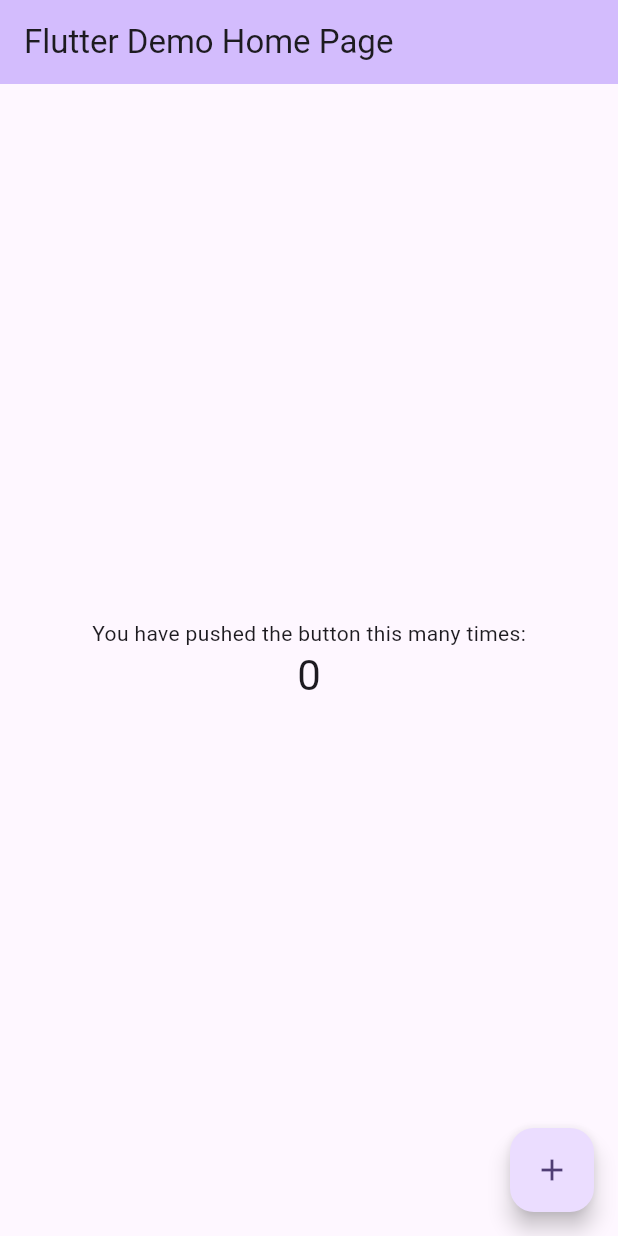
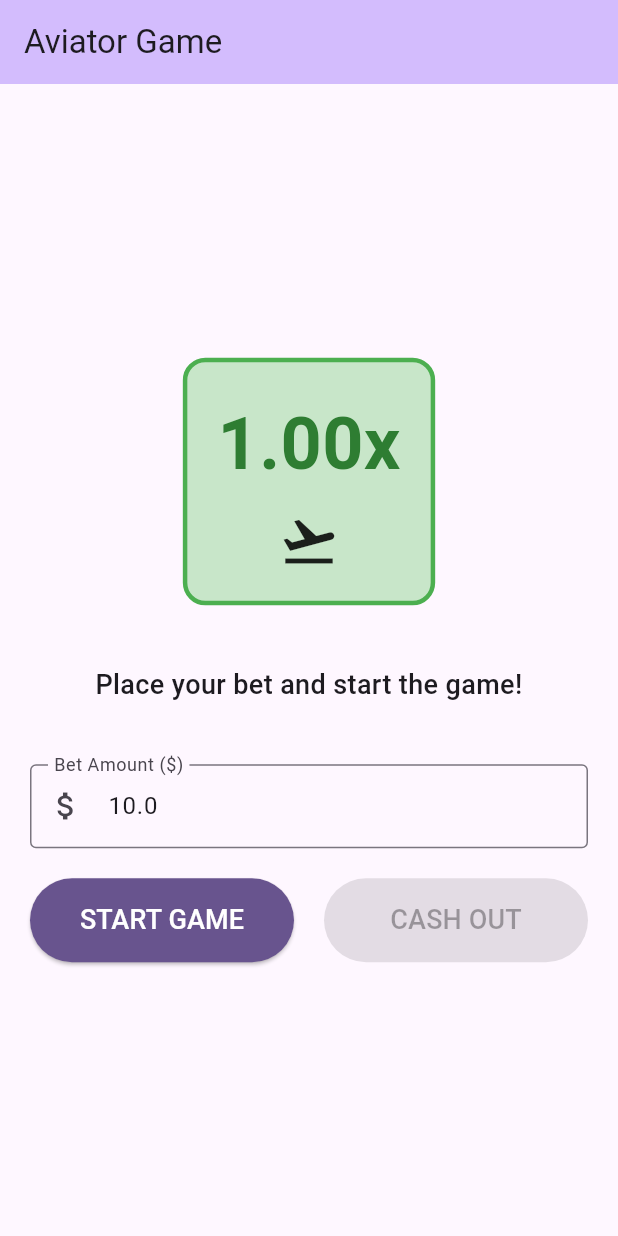
Before and after one commit to could-ai/019ae2ae-a75b-73fe-bf5d-54e4f73a301c, a Flutter app: the screen it shows after launch, on a phone screen of 412 x 824 dp. Run offline on Flutter 3.47's test engine with Material 3 defaults, Android fonts, the phone set to English and light mode, and no system bars.

Commit message:
Replaced the default counter app with the Aviator game logic. Implemented game loop using Timer.periodic, state management for multiplier/crash/cash-out, and a UI with bet input and control buttons.; Updated README to describe the new Aviator game functionality.

```diff
--- a/usr/lib/main.dart
+++ b/usr/lib/main.dart
@@ -1,3 +1,5 @@
+import 'dart:async';
+import 'dart:math';
 import 'package:flutter/material.dart';
 
 void main() {
@@ -7,117 +9,211 @@ void main() {
 class MyApp extends StatelessWidget {
   const MyApp({super.key});
 
-  // This widget is the root of your application.
   @override
   Widget build(BuildContext context) {
     return MaterialApp(
-      title: 'Flutter Demo',
+      title: 'Aviator Game',
       debugShowCheckedModeBanner: false,
       theme: ThemeData(
-        // This is the theme of your application.
-        //
-        // TRY THIS: Try running your application with "flutter run". You'll see
-        // the application has a purple toolbar. Then, without quitting the app,
-        // try changing the seedColor in the colorScheme below to Colors.green
-        // and then invoke "hot reload" (save your changes or press the "hot
-        // reload" button in a Flutter-supported IDE, or press "r" if you used
-        // the command line to start the app).
-        //
-        // Notice that the counter didn't reset back to zero; the application
-        // state is not lost during the reload. To reset the state, use hot
-        // restart instead.
-        //
-        // This works for code too, not just values: Most code changes can be
-        // tested with just a hot reload.
         colorScheme: ColorScheme.fromSeed(seedColor: Colors.deepPurple),
+        useMaterial3: true,
       ),
       initialRoute: '/',
       routes: {
-        '/': (context) => const MyHomePage(title: 'Flutter Demo Home Page'),
+        '/': (context) => const AviatorGameScreen(),
       },
     );
   }
 }
 
-class MyHomePage extends StatefulWidget {
-  const MyHomePage({super.key, required this.title});
-
-  // This widget is the home page of your application. It is stateful, meaning
-  // that it has a State object (defined below) that contains fields that affect
-  // how it looks.
-
-  // This class is the configuration for the state. It holds the values (in this
-  // case the title) provided by the parent (in this case the App widget) and
-  // used by the build method of the State. Fields in a Widget subclass are
-  // always marked "final".
-
-  final String title;
+class AviatorGameScreen extends StatefulWidget {
+  const AviatorGameScreen({super.key});
 
   @override
-  State<MyHomePage> createState() => _MyHomePageState();
+  State<AviatorGameScreen> createState() => _AviatorGameScreenState();
 }
 
-class _MyHomePageState extends State<MyHomePage> {
-  int _counter = 0;
+class _AviatorGameScreenState extends State<AviatorGameScreen> {
+  // Game State
+  double _multiplier = 1.0;
+  bool _isRunning = false;
+  bool _isCrashed = false;
+  String _resultMessage = "Place your bet and start the game!";
 
-  void _incrementCounter() {
+  // Betting
+  final TextEditingController _betController = TextEditingController(text: "10.0");
+  double _currentBet = 0.0;
+
+  // Timer
+  Timer? _gameTimer;
+  final Random _random = Random();
+
+  @override
+  void dispose() {
+    _gameTimer?.cancel();
+    _betController.dispose();
+    super.dispose();
+  }
+
+  void _startGame() {
+    // Validate bet
+    final double? bet = double.tryParse(_betController.text);
+    if (bet == null || bet <= 0) {
+      setState(() {
+        _resultMessage = "Please enter a valid bet amount.";
+      });
+      return;
+    }
+
     setState(() {
-      // This call to setState tells the Flutter framework that something has
-      // changed in this State, which causes it to rerun the build method below
-      // so that the display can reflect the updated values. If we changed
-      // _counter without calling setState(), then the build method would not be
-      // called again, and so nothing would appear to happen.
-      _counter++;
+      _currentBet = bet;
+      _multiplier = 1.0;
+      _isRunning = true;
+      _isCrashed = false;
+      _resultMessage = "Game in progress...";
     });
+
+    // Start the game loop
+    _gameTimer = Timer.periodic(const Duration(milliseconds: 500), (timer) {
+      _gameLoop();
+    });
+  }
+
+  void _gameLoop() {
+    // Increase multiplier gradually (randomly between 1.01x and 1.10x per tick)
+    // Using logic similar to the provided Python code
+    double increase = 1.01 + _random.nextDouble() * (1.10 - 1.01);
+
+    // Random chance of crash
+    // Python logic: if crash_chance < min(self.multiplier / 200, 0.1)
+    double crashChance = _random.nextDouble();
+    double crashThreshold = min(_multiplier / 200, 0.1);
+
+    if (crashChance < crashThreshold) {
+      _handleCrash();
+    } else {
+      setState(() {
+        _multiplier *= increase;
+      });
+    }
+  }
+
+  void _handleCrash() {
+    _gameTimer?.cancel();
+    setState(() {
+      _isRunning = false;
+      _isCrashed = true;
+      _resultMessage = "CRASH! The plane went down. You lost your bet.";
+    });
+  }
+
+  void _cashOut() {
+    if (_isRunning) {
+      _gameTimer?.cancel();
+      double payout = _currentBet * _multiplier;
+      setState(() {
+        _isRunning = false;
+        _resultMessage = "You cashed out! Payout: \$${payout.toStringAsFixed(2)}";
+      });
+    }
   }
 
   @override
   Widget build(BuildContext context) {
-    // This method is rerun every time setState is called, for instance as done
-    // by the _incrementCounter method above.
-    //
-    // The Flutter framework has been optimized to make rerunning build methods
-    // fast, so that you can just rebuild anything that needs updating rather
-    // than having to individually change instances of widgets.
     return Scaffold(
       appBar: AppBar(
-        // TRY THIS: Try changing the color here to a specific color (to
-        // Colors.amber, perhaps?) and trigger a hot reload to see the AppBar
-        // change color while the other colors stay the same.
+        title: const Text('Aviator Game'),
         backgroundColor: Theme.of(context).colorScheme.inversePrimary,
-        // Here we take the value from the MyHomePage object that was created by
-        // the App.build method, and use it to set our appbar title.
-        title: Text(widget.title),
       ),
-      body: Center(
-        // Center is a layout widget. It takes a single child and positions it
-        // in the middle of the parent.
+      body: Padding(
+        padding: const EdgeInsets.all(20.0),
         child: Column(
-          // Column is also a layout widget. It takes a list of children and
-          // arranges them vertically. By default, it sizes itself to fit its
-          // children horizontally, and tries to be as tall as its parent.
-          //
-          // Column has various properties to control how it sizes itself and
-          // how it positions its children. Here we use mainAxisAlignment to
-          // center the children vertically; the main axis here is the vertical
-          // axis because Columns are vertical (the cross axis would be
-          // horizontal).
-          //
-          // TRY THIS: Invoke "debug painting" (choose the "Toggle Debug Paint"
-          // action in the IDE, or press "p" in the console), to see the
-          // wireframe for each widget.
           mainAxisAlignment: MainAxisAlignment.center,
-          children: <Widget>[
-            const Text('You have pushed the button this many times:'),
-            Text('$_counter', style: Theme.of(context).textTheme.headlineMedium),
+          crossAxisAlignment: CrossAxisAlignment.center,
+          children: [
+            // Multiplier Display
+            Container(
+              padding: const EdgeInsets.all(20),
+              decoration: BoxDecoration(
+                color: _isCrashed ? Colors.red.shade100 : Colors.green.shade100,
+                borderRadius: BorderRadius.circular(15),
+                border: Border.all(
+                  color: _isCrashed ? Colors.red : Colors.green,
+                  width: 3,
+                ),
+              ),
+              child: Column(
+                children: [
+                  Text(
+                    _isCrashed ? "CRASHED" : "${_multiplier.toStringAsFixed(2)}x",
+                    style: TextStyle(
+                      fontSize: 48,
+                      fontWeight: FontWeight.bold,
+                      color: _isCrashed ? Colors.red : Colors.green.shade800,
+                    ),
+                  ),
+                  const SizedBox(height: 10),
+                  const Icon(Icons.flight_takeoff, size: 40),
+                ],
+              ),
+            ),
+
+            const SizedBox(height: 40),
+
+            // Result Message
+            Text(
+              _resultMessage,
+              textAlign: TextAlign.center,
+              style: const TextStyle(fontSize: 18, fontWeight: FontWeight.w500),
+            ),
+
+            const SizedBox(height: 40),
+
+            // Bet Input
+            TextField(
+              controller: _betController,
+              keyboardType: const TextInputType.numberWithOptions(decimal: true),
+              enabled: !_isRunning,
+              decoration: const InputDecoration(
+                labelText: "Bet Amount (\$)",
+                border: OutlineInputBorder(),
+                prefixIcon: Icon(Icons.attach_money),
+              ),
+            ),
+
+            const SizedBox(height: 20),
+
+            // Controls
+            Row(
+              children: [
+                Expanded(
+                  child: ElevatedButton(
+                    onPressed: _isRunning ? null : _startGame,
+                    style: ElevatedButton.styleFrom(
+                      padding: const EdgeInsets.symmetric(vertical: 15),
+                      backgroundColor: Theme.of(context).colorScheme.primary,
+                      foregroundColor: Colors.white,
+                    ),
+                    child: const Text("START GAME", style: TextStyle(fontSize: 18)),
+                  ),
+                ),
+                const SizedBox(width: 20),
+                Expanded(
+                  child: ElevatedButton(
+                    onPressed: _isRunning ? _cashOut : null,
+                    style: ElevatedButton.styleFrom(
+                      padding: const EdgeInsets.symmetric(vertical: 15),
+                      backgroundColor: Colors.orange,
+                      foregroundColor: Colors.white,
+                    ),
+                    child: const Text("CASH OUT", style: TextStyle(fontSize: 18)),
+                  ),
+                ),
+              ],
+            ),
           ],
         ),
       ),
-      floatingActionButton: FloatingActionButton(
-        onPressed: _incrementCounter,
-        tooltip: 'Increment',
-        child: const Icon(Icons.add),
-      ), // This trailing comma makes auto-formatting nicer for build methods.
     );
   }
 }
```
Also changed, not shown: 1 other file.
